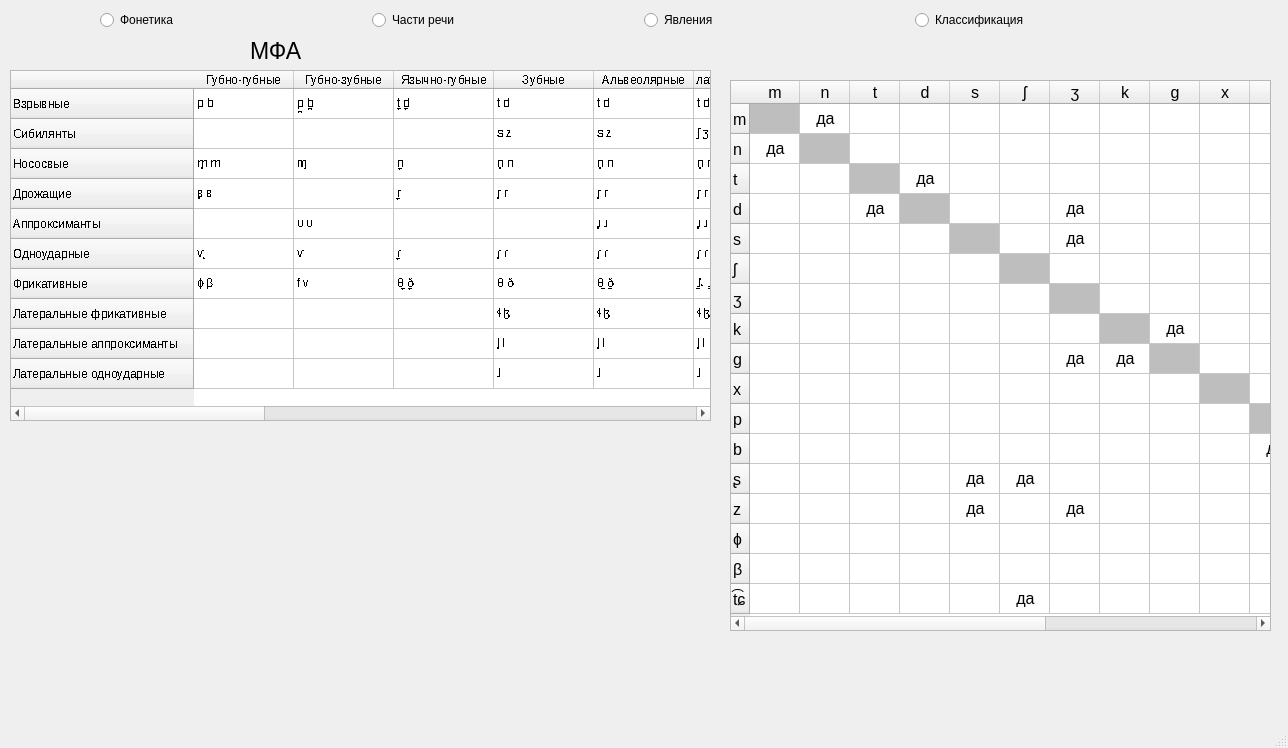
Above: first_sep.ui from mosheadd/QtLang before the change. Below: the same form after it.
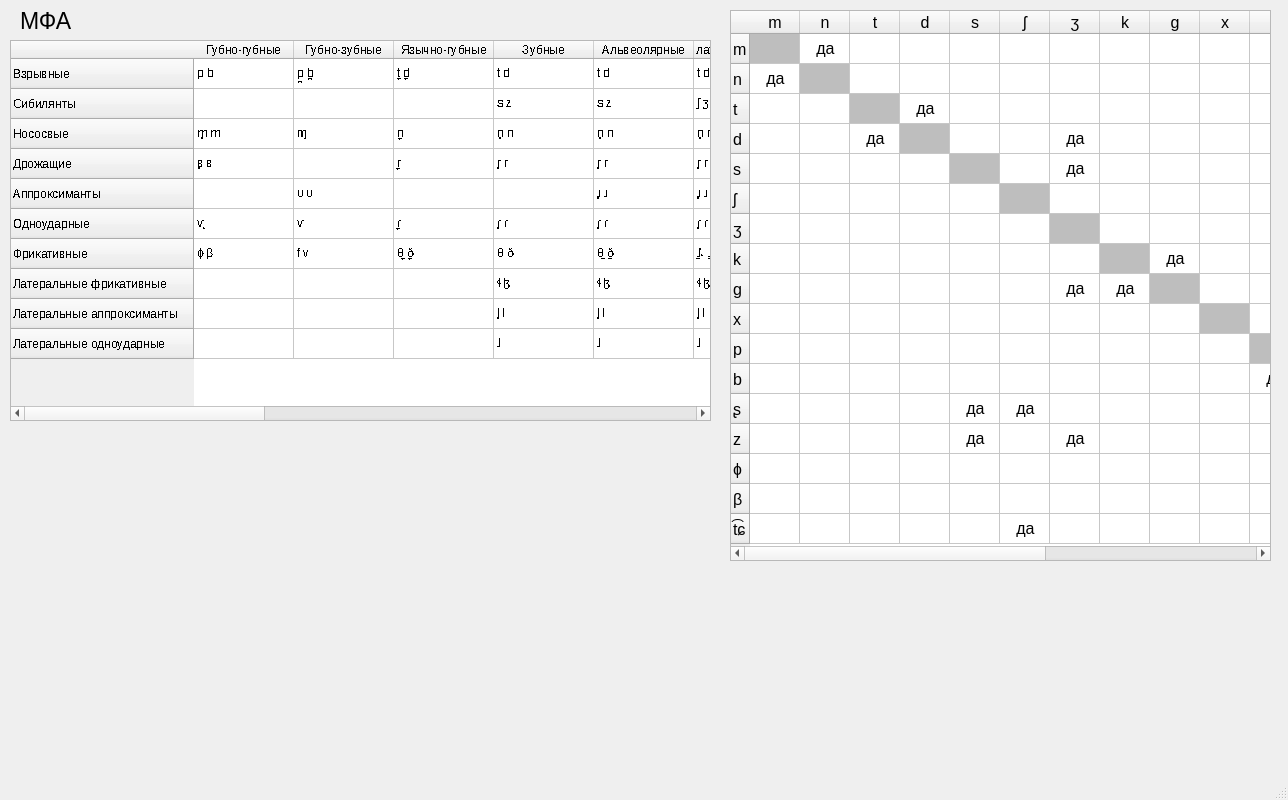
That is the form after the change. Icons and pictures are not drawn.

```diff
--- a/first_sep.ui
+++ b/first_sep.ui
@@ -10,7 +10,7 @@
     <x>0</x>
     <y>0</y>
     <width>1288</width>
-    <height>748</height>
+    <height>800</height>
    </rect>
   </property>
   <property name="windowTitle">
@@ -20,8 +20,8 @@
    <widget class="QLabel" name="label">
     <property name="geometry">
      <rect>
-      <x>250</x>
-      <y>40</y>
+      <x>20</x>
+      <y>10</y>
       <width>101</width>
       <height>21</height>
      </rect>
@@ -39,9 +39,9 @@
     <property name="geometry">
      <rect>
       <x>10</x>
-      <y>70</y>
+      <y>40</y>
       <width>701</width>
-      <height>351</height>
+      <height>381</height>
      </rect>
     </property>
     <property name="font">
@@ -621,49 +621,6 @@
      </property>
     </item>
    </widget>
-   <widget class="QWidget" name="layoutWidget">
-    <property name="geometry">
-     <rect>
-      <x>100</x>
-      <y>0</y>
-      <width>1081</width>
-      <height>41</height>
-     </rect>
-    </property>
-    <layout class="QHBoxLayout" name="horizontalLayout">
-     <item>
-      <widget class="QRadioButton" name="radioButton">
-       <property name="enabled">
-        <bool>true</bool>
-       </property>
-       <property name="text">
-        <string>Фонетика</string>
-       </property>
-      </widget>
-     </item>
-     <item>
-      <widget class="QRadioButton" name="radioButton_2">
-       <property name="text">
-        <string>Части речи</string>
-       </property>
-      </widget>
-     </item>
-     <item>
-      <widget class="QRadioButton" name="radioButton_3">
-       <property name="text">
-        <string>Явления</string>
-       </property>
-      </widget>
-     </item>
-     <item>
-      <widget class="QRadioButton" name="radioButton_4">
-       <property name="text">
-        <string>Классификация</string>
-       </property>
-      </widget>
-     </item>
-    </layout>
-   </widget>
    <widget class="QLabel" name="label_2">
     <property name="geometry">
      <rect>
@@ -681,7 +638,7 @@
     <property name="geometry">
      <rect>
       <x>730</x>
-      <y>80</y>
+      <y>10</y>
       <width>541</width>
       <height>551</height>
      </rect>
@@ -1267,6 +1224,19 @@
      </property>
     </item>
    </widget>
+   <widget class="QLabel" name="label_3">
+    <property name="geometry">
+     <rect>
+      <x>510</x>
+      <y>420</y>
+      <width>171</width>
+      <height>341</height>
+     </rect>
+    </property>
+    <property name="text">
+     <string>&lt;html&gt;&lt;head/&gt;&lt;body&gt;&lt;p&gt;&lt;img src=&quot;:/class/classification.png&quot;/&gt;&lt;/p&gt;&lt;/body&gt;&lt;/html&gt;</string>
+    </property>
+   </widget>
   </widget>
   <widget class="QMenuBar" name="menubar">
    <property name="geometry">
```
